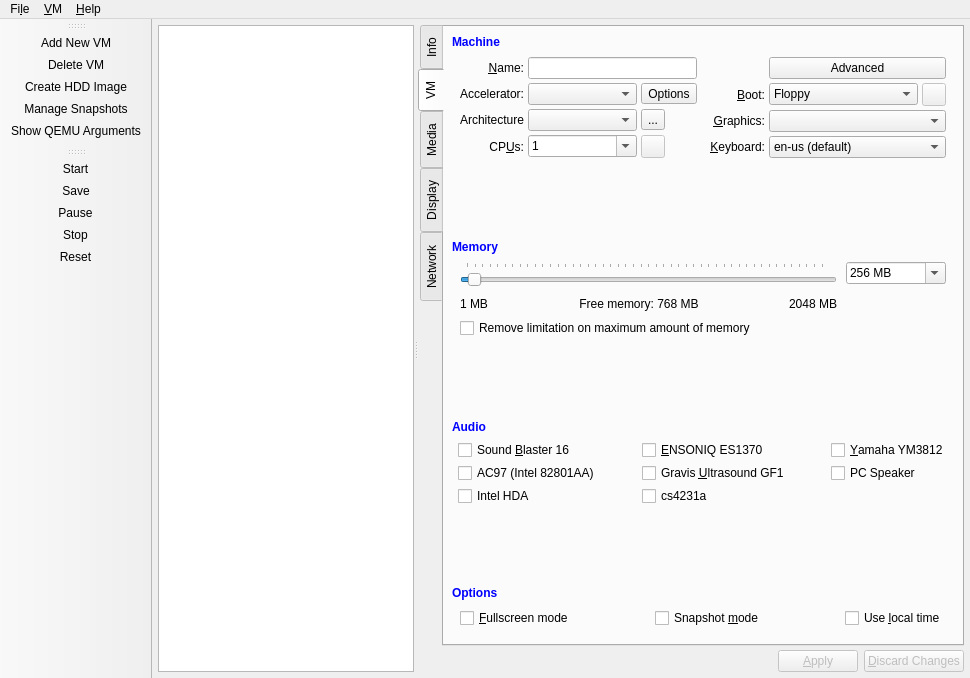
Qt form src/Main_Window.ui (tobimensch/aqemu) before a commit.
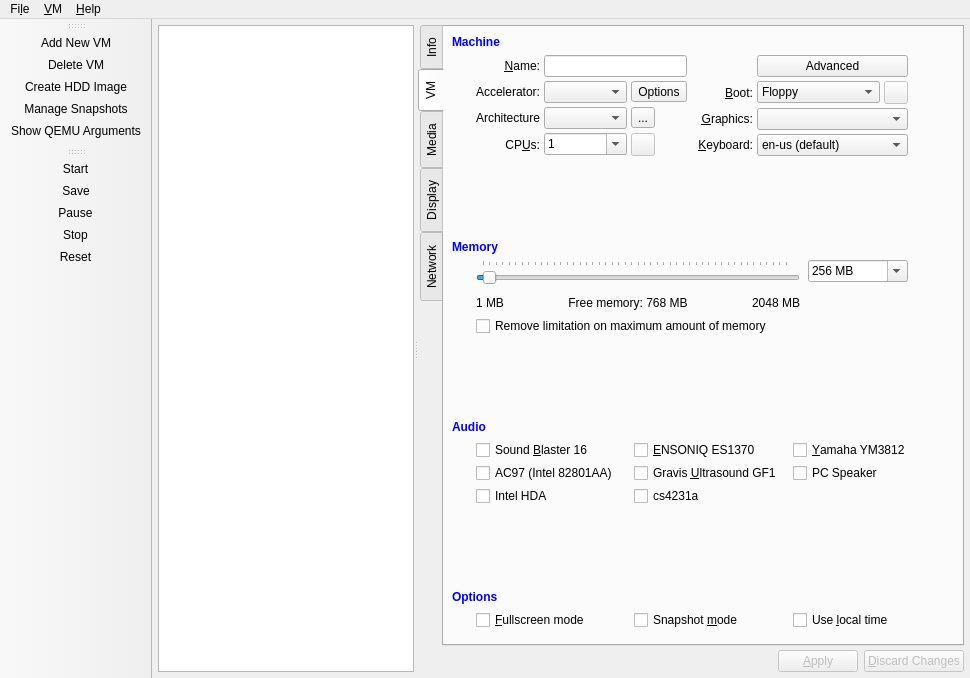
The same form after that commit. Icons and pictures are not drawn. Custom widgets are drawn as their Qt base class.

```diff
--- a/src/Main_Window.ui
+++ b/src/Main_Window.ui
@@ -228,6 +228,21 @@
             <item>
              <widget class="QWidget" name="widget" native="true">
               <layout class="QGridLayout" name="gridLayout_12">
+               <property name="leftMargin">
+                <number>24</number>
+               </property>
+               <property name="topMargin">
+                <number>6</number>
+               </property>
+               <property name="rightMargin">
+                <number>6</number>
+               </property>
+               <property name="bottomMargin">
+                <number>6</number>
+               </property>
+               <property name="spacing">
+                <number>3</number>
+               </property>
                <item row="0" column="0">
                 <layout class="QGridLayout" name="gridLayout_7">
                  <item row="0" column="1" colspan="2">
@@ -832,6 +847,22 @@
                  </item>
                 </layout>
                </item>
+               <item row="0" column="3">
+                <spacer name="horizontalSpacer_4">
+                 <property name="orientation">
+                  <enum>Qt::Horizontal</enum>
+                 </property>
+                 <property name="sizeType">
+                  <enum>QSizePolicy::Minimum</enum>
+                 </property>
+                 <property name="sizeHint" stdset="0">
+                  <size>
+                   <width>40</width>
+                   <height>20</height>
+                  </size>
+                 </property>
+                </spacer>
+               </item>
               </layout>
              </widget>
             </item>
@@ -858,6 +889,21 @@
             <item>
              <widget class="QWidget" name="GB_Memory" native="true">
               <layout class="QGridLayout" name="gridLayout_9">
+               <property name="leftMargin">
+                <number>24</number>
+               </property>
+               <property name="topMargin">
+                <number>6</number>
+               </property>
+               <property name="rightMargin">
+                <number>6</number>
+               </property>
+               <property name="bottomMargin">
+                <number>6</number>
+               </property>
+               <property name="spacing">
+                <number>3</number>
+               </property>
                <item row="0" column="1" rowspan="2">
                 <spacer name="horizontalSpacer_10">
                  <property name="orientation">
@@ -958,6 +1004,9 @@
                </item>
                <item row="2" column="0">
                 <widget class="QCheckBox" name="CH_Remove_RAM_Size_Limitation">
+                 <property name="layoutDirection">
+                  <enum>Qt::LeftToRight</enum>
+                 </property>
                  <property name="text">
                   <string>Remove limitation on maximum amount of memory</string>
                  </property>
@@ -1084,6 +1133,22 @@
                  </item>
                 </layout>
                </item>
+               <item row="1" column="3">
+                <spacer name="horizontalSpacer_5">
+                 <property name="orientation">
+                  <enum>Qt::Horizontal</enum>
+                 </property>
+                 <property name="sizeType">
+                  <enum>QSizePolicy::Minimum</enum>
+                 </property>
+                 <property name="sizeHint" stdset="0">
+                  <size>
+                   <width>40</width>
+                   <height>20</height>
+                  </size>
+                 </property>
+                </spacer>
+               </item>
               </layout>
              </widget>
             </item>
@@ -1110,8 +1175,11 @@
             <item>
              <widget class="QWidget" name="GB_Audio" native="true">
               <layout class="QGridLayout" name="gridLayout_21">
+               <property name="sizeConstraint">
+                <enum>QLayout::SetDefaultConstraint</enum>
+               </property>
                <property name="leftMargin">
-                <number>6</number>
+                <number>24</number>
                </property>
                <property name="topMargin">
                 <number>6</number>
@@ -1136,39 +1204,13 @@
                 </widget>
                </item>
                <item row="0" column="1">
-                <spacer>
-                 <property name="orientation">
-                  <enum>Qt::Horizontal</enum>
-                 </property>
-                 <property name="sizeHint" stdset="0">
-                  <size>
-                   <width>21</width>
-                   <height>20</height>
-                  </size>
-                 </property>
-                </spacer>
-               </item>
-               <item row="0" column="2">
                 <widget class="QCheckBox" name="CH_es1370">
                  <property name="text">
                   <string>&amp;ENSONIQ ES1370</string>
                  </property>
                 </widget>
                </item>
-               <item row="0" column="3">
-                <spacer>
-                 <property name="orientation">
-                  <enum>Qt::Horizontal</enum>
-                 </property>
-                 <property name="sizeHint" stdset="0">
-                  <size>
-                   <width>16</width>
-                   <height>20</height>
-                  </size>
-                 </property>
-                </spacer>
-               </item>
-               <item row="0" column="4">
+               <item row="0" column="2">
                 <widget class="QCheckBox" name="CH_Adlib">
                  <property name="text">
                   <string>&amp;Yamaha YM3812</string>
@@ -1183,39 +1225,13 @@
                 </widget>
                </item>
                <item row="1" column="1">
-                <spacer>
-                 <property name="orientation">
-                  <enum>Qt::Horizontal</enum>
-                 </property>
-                 <property name="sizeHint" stdset="0">
-                  <size>
-                   <width>16</width>
-                   <height>20</height>
-                  </size>
-                 </property>
-                </spacer>
-               </item>
-               <item row="1" column="2">
                 <widget class="QCheckBox" name="CH_GUS">
                  <property name="text">
                   <string>Gravis &amp;Ultrasound GF1</string>
                  </property>
                 </widget>
                </item>
-               <item row="1" column="3">
-                <spacer>
-                 <property name="orientation">
-                  <enum>Qt::Horizontal</enum>
-                 </property>
-                 <property name="sizeHint" stdset="0">
-                  <size>
-                   <width>16</width>
-                   <height>20</height>
-                  </size>
-                 </property>
-                </spacer>
-               </item>
-               <item row="1" column="4">
+               <item row="1" column="2">
                 <widget class="QCheckBox" name="CH_PCSPK">
                  <property name="text">
                   <string>PC Speaker</string>
@@ -1233,19 +1249,6 @@
                 </widget>
                </item>
                <item row="2" column="1">
-                <spacer>
-                 <property name="orientation">
-                  <enum>Qt::Horizontal</enum>
-                 </property>
-                 <property name="sizeHint" stdset="0">
-                  <size>
-                   <width>21</width>
-                   <height>20</height>
-                  </size>
-                 </property>
-                </spacer>
-               </item>
-               <item row="2" column="2">
                 <widget class="QCheckBox" name="CH_cs4231a">
                  <property name="text">
                   <string>cs4231a</string>
@@ -1278,20 +1281,22 @@
             <item>
              <widget class="QWidget" name="GB_Options" native="true">
               <layout class="QGridLayout" name="gridLayout_13">
+               <property name="leftMargin">
+                <number>24</number>
+               </property>
+               <property name="topMargin">
+                <number>6</number>
+               </property>
+               <property name="rightMargin">
+                <number>6</number>
+               </property>
+               <property name="bottomMargin">
+                <number>6</number>
+               </property>
+               <property name="spacing">
+                <number>3</number>
+               </property>
                <item row="0" column="1">
-                <spacer>
-                 <property name="orientation">
-                  <enum>Qt::Horizontal</enum>
-                 </property>
-                 <property name="sizeHint" stdset="0">
-                  <size>
-                   <width>20</width>
-                   <height>20</height>
-                  </size>
-                 </property>
-                </spacer>
-               </item>
-               <item row="0" column="2">
                 <widget class="QCheckBox" name="CH_Snapshot">
                  <property name="sizePolicy">
                   <sizepolicy hsizetype="Minimum" vsizetype="Fixed">
@@ -1304,20 +1309,7 @@
                  </property>
                 </widget>
                </item>
-               <item row="0" column="3">
-                <spacer>
-                 <property name="orientation">
-                  <enum>Qt::Horizontal</enum>
-                 </property>
-                 <property name="sizeHint" stdset="0">
-                  <size>
-                   <width>31</width>
-                   <height>20</height>
-                  </size>
-                 </property>
-                </spacer>
-               </item>
-               <item row="0" column="4">
+               <item row="0" column="2">
                 <widget class="QCheckBox" name="CH_Local_Time">
                  <property name="sizePolicy">
                   <sizepolicy hsizetype="Minimum" vsizetype="Fixed">
```
